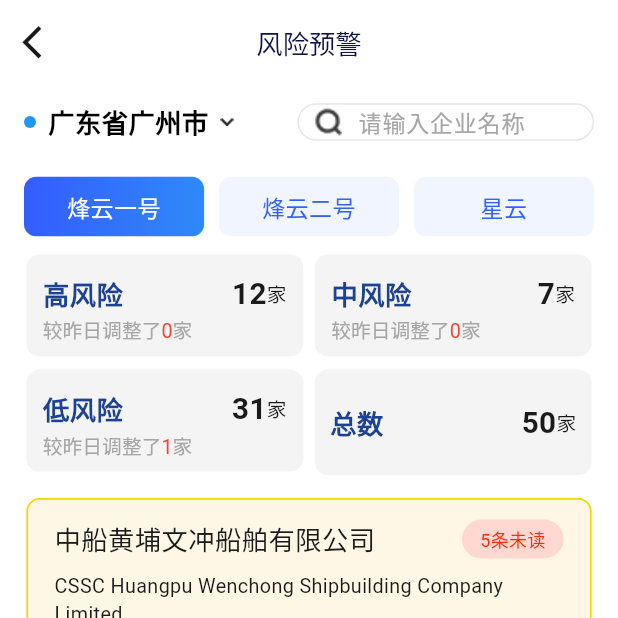
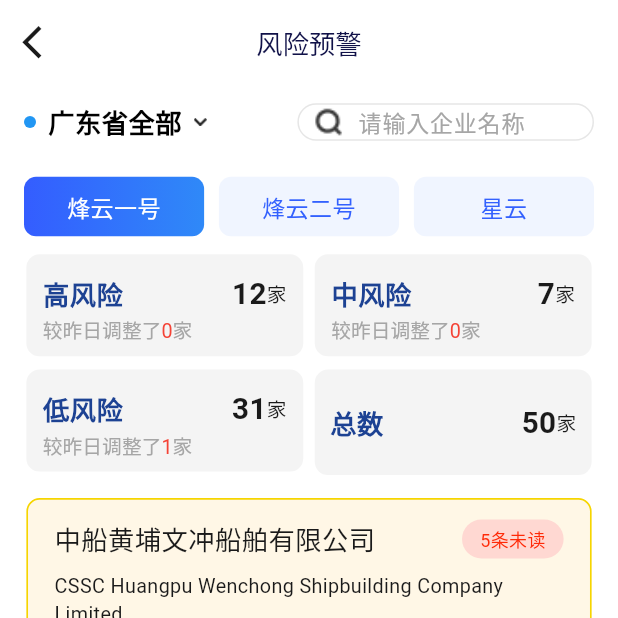
Before and after one commit to shen0909/FY_app, a Flutter app: the RiskPage screen opened by its route, on a phone screen of 412 x 824 dp, the top half of it. Run offline on Flutter 3.47's test engine with Material 3 defaults, Android fonts, the phone set to English and light mode, and no system bars; our stand-ins replace badges, dio, fl_chart, flutter_screenutil, get, local_auth and 1 more; missing offline and left inert: side_sheet; accounts and stored records are empty; Roboto replaces fonts that are missing (AlibabaPuHuiTi).

Commit message:
feature: 风险预警默认显示广州省全部

```diff
--- a/lib/pages/risk/risk_logic.dart
+++ b/lib/pages/risk/risk_logic.dart
@@ -441,11 +441,7 @@ class RiskLogic extends GetxController {
                           return InkWell(
                             onTap: () {
                               state.selectedCity.value = city;
-                              if (city == "全部") {
-                                state.location.value = "广东省广州市";
-                              } else {
-                                state.location.value = "广东省$city";
-                              }
+                              state.location.value = "广东省$city";
                               hideOverlay();
                             },
                             child: Container(
--- a/lib/pages/risk/risk_state.dart
+++ b/lib/pages/risk/risk_state.dart
@@ -13,7 +13,7 @@ class RiskState {
   final RxList<Map<String, dynamic>> currentUnreadMessages = RxList<Map<String, dynamic>>([]); // 当前未读消息列表
 
   // 地区
-  RxString location = "广东省广州市".obs;
+  RxString location = "广东省全部".obs;
 
   // 城市选择相关
   final RxString selectedCity = "全部".obs;
```
Also changed, not shown: lib/models/risk_company_details.dart (+0 -20 lines).
